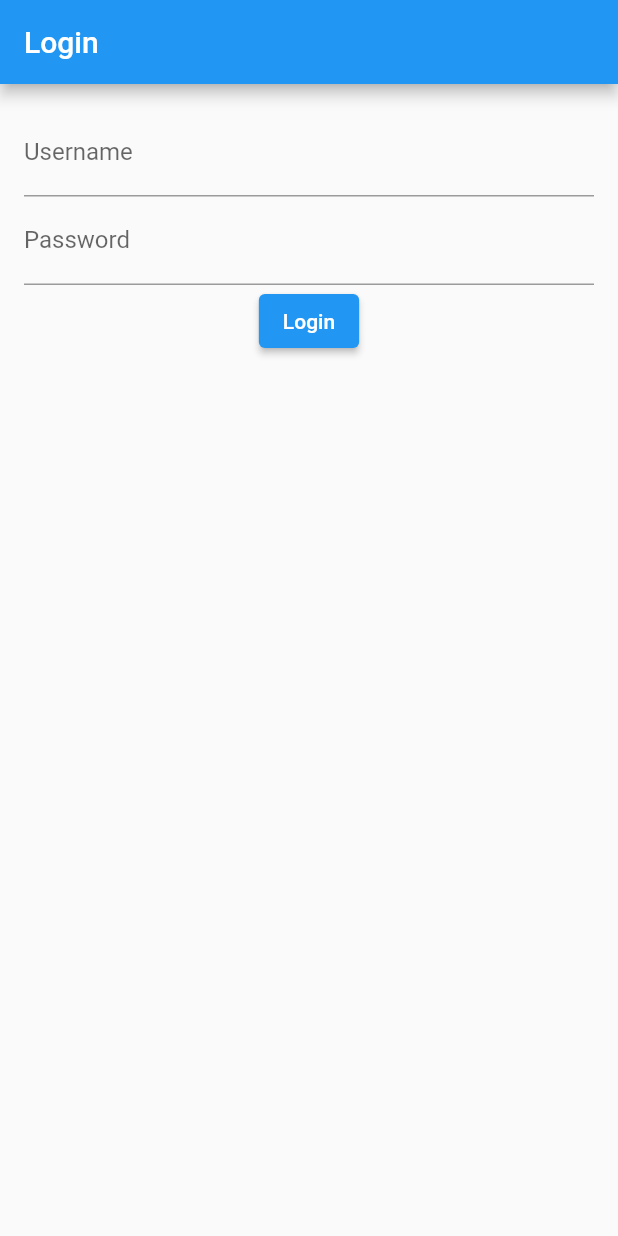
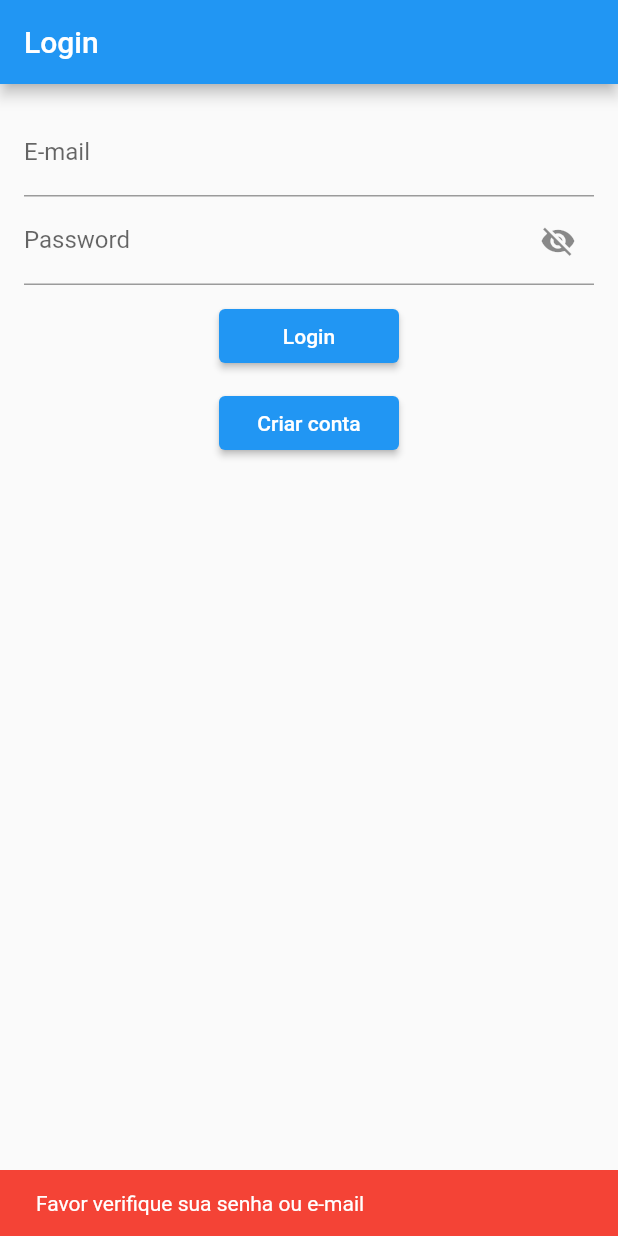
Before and after one commit to marcoslacroix/find-shares, a Flutter app: the LoginPage screen opened directly, after a tap on "Login", on a phone screen of 412 x 824 dp. Run offline on Flutter 3.47's test engine with Material 2 defaults, Android fonts, the phone set to English and light mode, and no system bars; our stand-ins replace flutter_secure_storage; accounts and stored records are empty; generated files the repository leaves out were written again; network calls fail.

Commit message:
Adicionado login,register e logout

```diff
--- a/lib/auth.dart
+++ /dev/null
@@ -1,12 +0,0 @@
-import 'package:flutter/foundation.dart';
-
-class Auth with ChangeNotifier {
-  late String _token;
-
-  String get token => _token;
-
-  set token(String value) {
-    _token = value;
-    notifyListeners();
-  }
-}
--- a/lib/login.dart
+++ /dev/null
@@ -1,78 +0,0 @@
-import 'package:flutter/material.dart';
-import 'package:provider/provider.dart';
-
-import 'auth.dart';
-
-class LoginPage extends StatefulWidget {
-  const LoginPage({Key? key}) : super(key: key);
-
-  @override
-  _LoginPageState createState() => _LoginPageState();
-}
-
-class _LoginPageState extends State<LoginPage> {
-  late TextEditingController _emailController;
-  late TextEditingController _passwordController;
-
-  @override
-  void initState() {
-    super.initState();
-    _emailController = TextEditingController();
-    _passwordController = TextEditingController();
-  }
-
-  @override
-  void dispose() {
-    _emailController.dispose();
-    _passwordController.dispose();
-    super.dispose();
-  }
-
-  void _handleLogin(BuildContext context) {
-    final String username = _emailController.text;
-    final String password = _passwordController.text;
-    print("username: ${username}");
-    print("password: ${password}");
-    // Perform login logic here
-
-    final auth = Provider.of<Auth>(context, listen: false);
-    auth.token = 'your_token_value_here';
-
-    // Clear the text fields
-    _emailController.clear();
-    _passwordController.clear();
-  }
-
-  @override
-  Widget build(BuildContext context) {
-    return Scaffold(
-      appBar: AppBar(
-        title: const Text('Login'),
-      ),
-      body: Padding(
-        padding: const EdgeInsets.all(16.0),
-        child: Column(
-          children: [
-            TextField(
-              controller: _emailController,
-              decoration: const InputDecoration(
-                labelText: 'Username',
-              ),
-            ),
-            TextField(
-              controller: _passwordController,
-              decoration: const InputDecoration(
-                labelText: 'Password',
-              ),
-              obscureText: true,
-            ),
-            ElevatedButton(
-              onPressed: () => _handleLogin(context),
-              child: const Text('Login'),
-            ),
-          ],
-        ),
-      ),
-    );
-  }
-}
--- a/lib/american_shares.dart
+++ b/lib/page/american_shares_page.dart
@@ -1,13 +1,13 @@
 import 'package:flutter/material.dart';
 
-class AmericanShares extends StatefulWidget {
-  const AmericanShares({super.key});
+class AmericanSharesPage extends StatefulWidget {
+  const AmericanSharesPage({super.key});
 
   @override
   _AmericanShares createState() => _AmericanShares();
 }
 
-class _AmericanShares extends State<AmericanShares> {
+class _AmericanShares extends State<AmericanSharesPage> {
   @override
   Widget build(BuildContext context) {
     return Scaffold(
--- a/lib/info_strategy.dart
+++ b/lib/page/info_strategy_page.dart
@@ -1,13 +1,13 @@
 import 'package:flutter/material.dart';
 
-class InfoStrategy extends StatefulWidget {
-  const InfoStrategy({super.key});
+class InfoStrategyPage extends StatefulWidget {
+  const InfoStrategyPage({super.key});
 
   @override
   _InfoStrategy createState() => _InfoStrategy();
 }
 
-class _InfoStrategy extends State<InfoStrategy> {
+class _InfoStrategy extends State<InfoStrategyPage> {
   @override
   Widget build(BuildContext context) {
     return Scaffold(
--- /dev/null
+++ b/lib/page/login_page.dart
@@ -0,0 +1,174 @@
+import 'dart:convert';
+import 'package:find_shares/page/home_page.dart';
+import 'package:find_shares/page/register_page.dart';
+import 'package:find_shares/util/constants.dart';
+import 'package:flutter/material.dart';
+import 'package:provider/provider.dart';
+import 'package:http/http.dart' as http;
+import '../auth/auth.dart';
+
+class LoginPage extends StatefulWidget {
+  const LoginPage({Key? key}) : super(key: key);
+
+  @override
+  _LoginPageState createState() => _LoginPageState();
+}
+
+class _LoginPageState extends State<LoginPage> {
+  late TextEditingController _emailController;
+  late TextEditingController _passwordController;
+  bool isPasswordVisible = false;
+
+
+  @override
+  void initState() {
+    super.initState();
+    _emailController = TextEditingController();
+    _passwordController = TextEditingController();
+  }
+
+  @override
+  void dispose() {
+    _emailController.dispose();
+    _passwordController.dispose();
+    super.dispose();
+  }
+
+  Future<String> doRequestLogin(String email, String password) async {
+    Map<String, dynamic> payload = {
+      "email": email,
+      "password": password
+    };
+    String jsonPayload = jsonEncode(payload);
+
+    String token = "";
+    var url = Uri.parse(login);
+    var response = await http.post(
+        url,
+        headers: {
+          'Content-Type': 'application/json'
+        },
+        body: jsonPayload
+    );
+
+    if (response.statusCode == 200) {
+      Map<String, dynamic> responsePayload = jsonDecode(response.body);
+      token = (responsePayload["token"]);
+    }
+    return token;
+  }
+
+
+  void _handleLogin(BuildContext context) {
+    final String email = _emailController.text;
+    final String password = _passwordController.text;
+    final auth = Provider.of<Auth>(context, listen: false);
+    Future<String> futureToken = doRequestLogin(email, password);
+    if (email.isEmpty || password.isEmpty) {
+      ScaffoldMessenger.of(context).hideCurrentSnackBar();
+      ScaffoldMessenger.of(context).showSnackBar(
+        const SnackBar(
+          backgroundColor: Colors.red,
+          content: Text('Favor verifique sua senha ou e-mail'),
+        ),
+      );
+    } else {
+      futureToken.then((value) => {
+        setState(() {
+          String token = value;
+          if (token.isNotEmpty) {
+            auth.token = 'Bearer $token';
+            _emailController.clear();
+            _passwordController.clear();
+            ScaffoldMessenger.of(context).hideCurrentSnackBar();
+            ScaffoldMessenger.of(context).showSnackBar(
+              const SnackBar(
+                backgroundColor: Colors.green,
+                content: Text('Login efetuado'),
+              ),
+            );
+            Navigator.push(
+                context,
+                MaterialPageRoute(builder: (context) => const HomePage())
+            );
+
+          } else {
+            ScaffoldMessenger.of(context).hideCurrentSnackBar();
+            ScaffoldMessenger.of(context).showSnackBar(
+              const SnackBar(
+                backgroundColor: Colors.red,
+                content: Text('Senha inválida'),
+              ),
+            );
+          }
+        })
+      });
+    }
+  }
+
+  @override
+  Widget build(BuildContext context) {
+    return Scaffold(
+      appBar: AppBar(
+        title: const Text('Login'),
+      ),
+      body: Padding(
+        padding: const EdgeInsets.all(16.0),
+        child: Column(
+          children: [
+            TextField(
+              controller: _emailController,
+              decoration: const InputDecoration(
+                labelText: 'E-mail',
+              ),
+            ),
+            TextField(
+              controller: _passwordController,
+              decoration: InputDecoration(
+                labelText: 'Password',
+                suffixIcon: GestureDetector(
+                  onTap: () {
+                    setState(() {
+                      isPasswordVisible = !isPasswordVisible;
+                    });
+                  },
+                  child: Icon(
+                    isPasswordVisible ? Icons.visibility : Icons.visibility_off,
+                  ),
+                ),
+              ),
+              obscureText: !isPasswordVisible,
+            ),
+            Column(
+              children: [
+                Container(
+                  margin: const EdgeInsets.only(top: 10.00),
+                  width: 120,
+                  child: ElevatedButton(
+                    onPressed: () => _handleLogin(context),
+                    child: const Text('Login'),
+                  ),
+                ),
+                Container(
+                  margin: const EdgeInsets.only(top: 10.00),
+                  width: 120,
+                  child: ElevatedButton(
+                    onPressed: () => {
+                      Navigator.pushAndRemoveUntil(
+                        context,
+                        MaterialPageRoute(builder: (context) => const RegisterPage(),
+                        fullscreenDialog: true,
+                      ),
+                      (route) => false
+                    )},
+                    child: const Text('Criar conta'),
+                  ),
+                ),
+              ],
+            ),
+          ],
+        ),
+      ),
+    );
+  }
+}
--- a/lib/util/constants.dart
+++ b/lib/util/constants.dart
@@ -2,5 +2,6 @@ const String apiBaseUrl = 'http://192.168.2.101:3000';
 const String fetchCompaniesUrl = '$apiBaseUrl/api/fetch/brazil-company';
 const String updateFavoriteUrl = '$apiBaseUrl/api/companies/updateFavorite';
 const String getSector = '$apiBaseUrl/api/brazil-company/sector';
+const String login = '$apiBaseUrl/api/login';
 const String fetchRealStateFunds = '$apiBaseUrl/api/fetch/real-state-funds';
 const String fetchAmericanCompaniesUrl = '$apiBaseUrl/api/fetch/american-company';
--- a/lib/util/strings.dart
+++ /dev/null
@@ -1,5 +0,0 @@
-// strings_es.dart
-
-const Map<String, String> strings = {
-  'appTitle': 'Lista de Empresas',
-};
--- a/lib/util/strings_es.dart
+++ /dev/null
@@ -1,5 +0,0 @@
-// strings.dart
-
-const Map<String, String> strings = {
-  'appTitle': 'Lista de Empresas',
-};
--- a/pubspec.yaml
+++ b/pubspec.yaml
@@ -34,6 +34,7 @@ dependencies:
   provider: ^6.0.0
   json_annotation: ^4.8.1
   json_serializable: ^6.7.0
+  flutter_secure_storage: ^5.0.2
 
 
   # The following adds the Cupertino Icons font to your application.
```
Also changed, not shown: lib/auth/auth.dart (added, +35 -0 lines), lib/auth/token_checker.dart (added, +46 -0 lines), lib/button/logout_button.dart (added, +35 -0 lines), lib/main.dart (+4 -3 lines), lib/modal/filter_modal.dart (renamed from lib/filter_modal.dart, +15 -5 lines), lib/page/brazil_share_page.dart (renamed from lib/brazil_share.dart, +29 -20 lines), lib/page/company_historic_page.dart (renamed from lib/company_historic.dart, +4 -4 lines), lib/page/home_page.dart (renamed from lib/home_page.dart, +32 -15 lines), lib/page/real_estate_funds_page.dart (renamed from lib/real_estate_funds.dart, +4 -4 lines), lib/page/register_page.dart (added, +135 -0 lines), lib/page/wallet_exemples_page.dart (added, +23 -0 lines), pubspec.lock, 3 other files.
